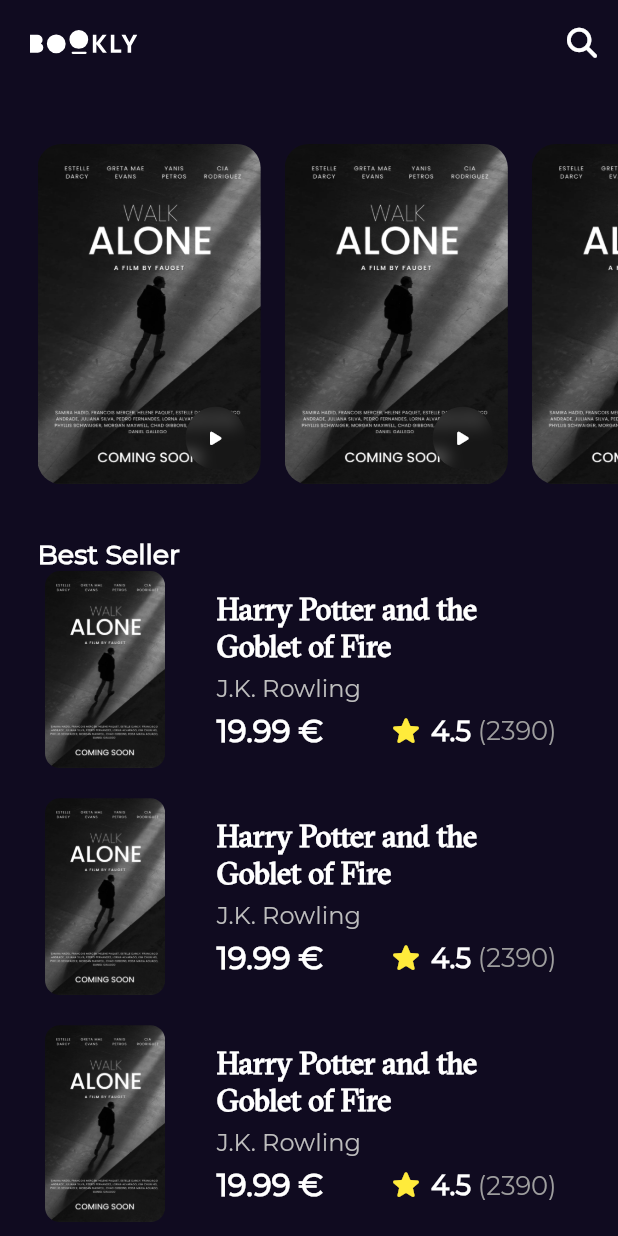
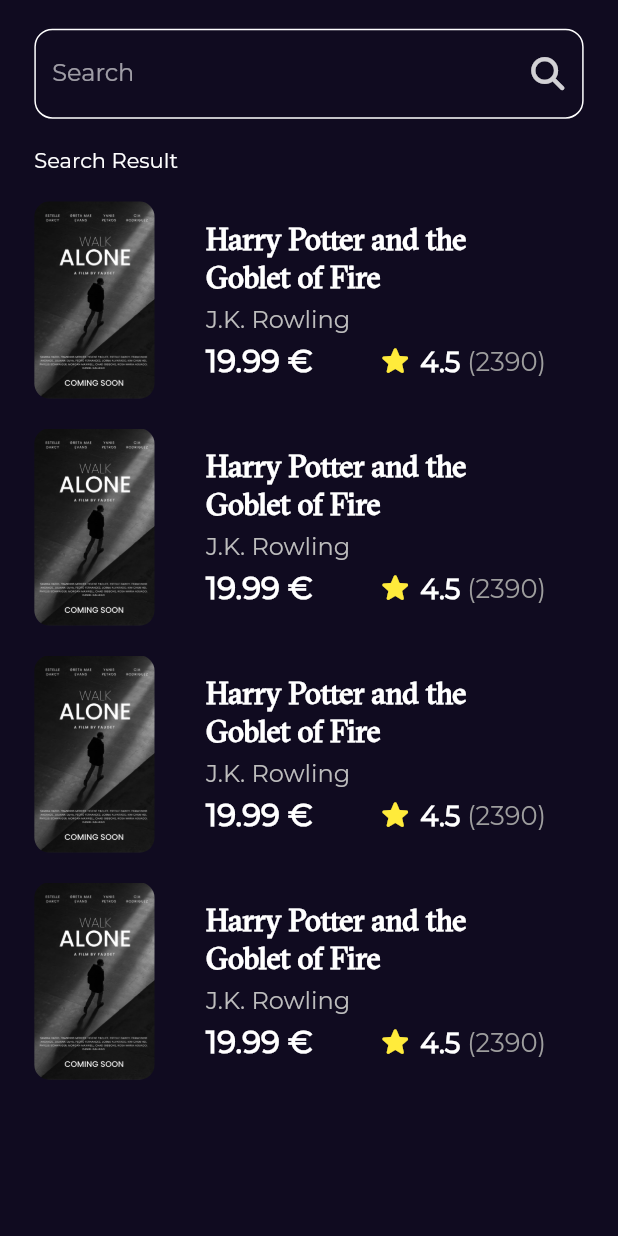
Before and after one commit to aboodsido/bookly_app, a Flutter app: the screen it shows after launch, after a tap on an icon or button, on a phone screen of 412 x 824 dp. Run offline on Flutter 3.47's test engine with Material 2 defaults, Android fonts, the phone set to English and light mode, and no system bars; our stand-ins replace flutter_screenutil, flutter_svg, font_awesome_flutter, go_router, google_fonts.

Commit message:
building a search screen done

```diff
--- a/lib/core/utils/app_router.dart
+++ b/lib/core/utils/app_router.dart
@@ -2,11 +2,13 @@
 
 import '../../features/home/presentation/view/book_details_view.dart';
 import '../../features/home/presentation/view/home_view.dart';
+import '../../features/search/presentation/view/search_view.dart';
 import '../../features/splash/presentation/view/splash_view.dart';
 
 abstract class AppRouter {
   static const kHomeRoute = '/home';
   static const kBookDetailRoute = '/bookDetails';
+  static const kSearchRoute = '/search';
 
   static final router = GoRouter(
     routes: [
@@ -22,6 +24,10 @@
         path: kBookDetailRoute,
         builder: (context, state) => const BookDetailsView(),
       ),
+      GoRoute(
+        path: kSearchRoute,
+        builder: (context, state) => const SearchView(),
+      ),
     ],
   );
 }
--- a/lib/features/home/presentation/view/widgets/home_view_widgets/best_seller_item.dart
+++ b/lib/features/home/presentation/view/widgets/home_view_widgets/best_seller_item.dart
@@ -13,7 +13,7 @@
   @override
   Widget build(BuildContext context) {
     return GestureDetector(
-      onTap: () => context.go(AppRouter.kBookDetailRoute),
+      onTap: () => GoRouter.of(context).push(AppRouter.kBookDetailRoute),
       child: Padding(
         padding: const EdgeInsets.only(bottom: 20),
         child: Row(
--- a/lib/features/home/presentation/view/widgets/home_view_widgets/custom_appbar.dart
+++ b/lib/features/home/presentation/view/widgets/home_view_widgets/custom_appbar.dart
@@ -1,10 +1,11 @@
+import 'package:bookly_app/core/utils/app_router.dart';
 import 'package:flutter/material.dart';
 import 'package:flutter_screenutil/flutter_screenutil.dart';
 import 'package:flutter_svg/svg.dart';
 import 'package:font_awesome_flutter/font_awesome_flutter.dart';
+import 'package:go_router/go_router.dart';
 
 import '../../../../../../core/constants.dart';
-
 
 class CustomAppBar extends StatelessWidget {
   const CustomAppBar({
@@ -29,7 +30,9 @@
       leadingWidth: 80.w,
       actions: [
         IconButton(
-          onPressed: () {},
+          onPressed: () {
+            GoRouter.of(context).push(AppRouter.kSearchRoute);
+          },
           icon: const FaIcon(
             FontAwesomeIcons.magnifyingGlass,
             size: 20,
--- /dev/null
+++ b/lib/features/search/presentation/view/search_view.dart
@@ -0,0 +1,13 @@
+import 'widgets/search_view_body.dart';
+import 'package:flutter/material.dart';
+
+class SearchView extends StatelessWidget {
+  const SearchView({super.key});
+
+  @override
+  Widget build(BuildContext context) {
+    return const Scaffold(
+      body: SafeArea(child: SearchViewBody()),
+    );
+  }
+}
--- /dev/null
+++ b/lib/features/search/presentation/view/widgets/custom_search_textfield.dart
@@ -0,0 +1,39 @@
+import 'package:flutter/material.dart';
+import 'package:font_awesome_flutter/font_awesome_flutter.dart';
+
+class CustomSearchTextField extends StatelessWidget {
+  const CustomSearchTextField({super.key});
+
+  @override
+  Widget build(BuildContext context) {
+    return TextField(
+      decoration: InputDecoration(
+        enabledBorder: buildOutlineInputBorder(),
+        focusedBorder: buildOutlineInputBorder(),
+        hintText: 'Search',
+        suffixIcon: IconButton(
+          onPressed: () {},
+          icon: Opacity(
+            opacity: .9,
+            child: Icon(
+              FontAwesomeIcons.magnifyingGlass,
+              color: Colors.white.withOpacity(0.9),
+              size: 22,
+            ),
+          ),
+        ),
+      ),
+    );
+  }
+
+  OutlineInputBorder buildOutlineInputBorder() {
+    return OutlineInputBorder(
+      borderSide: const BorderSide(
+        color: Colors.white,
+      ),
+      borderRadius: BorderRadius.circular(
+        12,
+      ),
+    );
+  }
+}
--- /dev/null
+++ b/lib/features/search/presentation/view/widgets/search_result_listview.dart
@@ -0,0 +1,21 @@
+import 'package:flutter/material.dart';
+import 'package:flutter_screenutil/flutter_screenutil.dart';
+
+import '../../../../home/presentation/view/widgets/home_view_widgets/best_seller_item.dart';
+
+class SearchResultListView extends StatelessWidget {
+  const SearchResultListView({super.key});
+
+  @override
+  Widget build(BuildContext context) {
+    return Padding(
+      padding: EdgeInsets.symmetric(horizontal: 20.w),
+      child: ListView.builder(
+        physics: const BouncingScrollPhysics(),
+        shrinkWrap: true,
+        itemCount: 4,
+        itemBuilder: (context, index) => const BestSellerItem(),
+      ),
+    );
+  }
+}
--- /dev/null
+++ b/lib/features/search/presentation/view/widgets/search_view_body.dart
@@ -0,0 +1,32 @@
+import 'package:bookly_app/features/search/presentation/view/widgets/search_result_listview.dart';
+import 'package:flutter/material.dart';
+import 'package:flutter_screenutil/flutter_screenutil.dart';
+
+import 'custom_search_textfield.dart';
+
+class SearchViewBody extends StatelessWidget {
+  const SearchViewBody({super.key});
+
+  @override
+  Widget build(BuildContext context) {
+    return Column(
+      crossAxisAlignment: CrossAxisAlignment.start,
+      children: [
+        SizedBox(height: 16.h),
+        Padding(
+          padding: EdgeInsets.symmetric(horizontal: 20.w),
+          child: const CustomSearchTextField(),
+        ),
+        SizedBox(height: 16.h),
+        Padding(
+          padding: EdgeInsets.only(left: 20.w),
+          child: const Text('Search Result'),
+        ),
+        SizedBox(height: 16.h),
+        const Expanded(
+          child: SearchResultListView(),
+        ),
+      ],
+    );
+  }
+}
```
